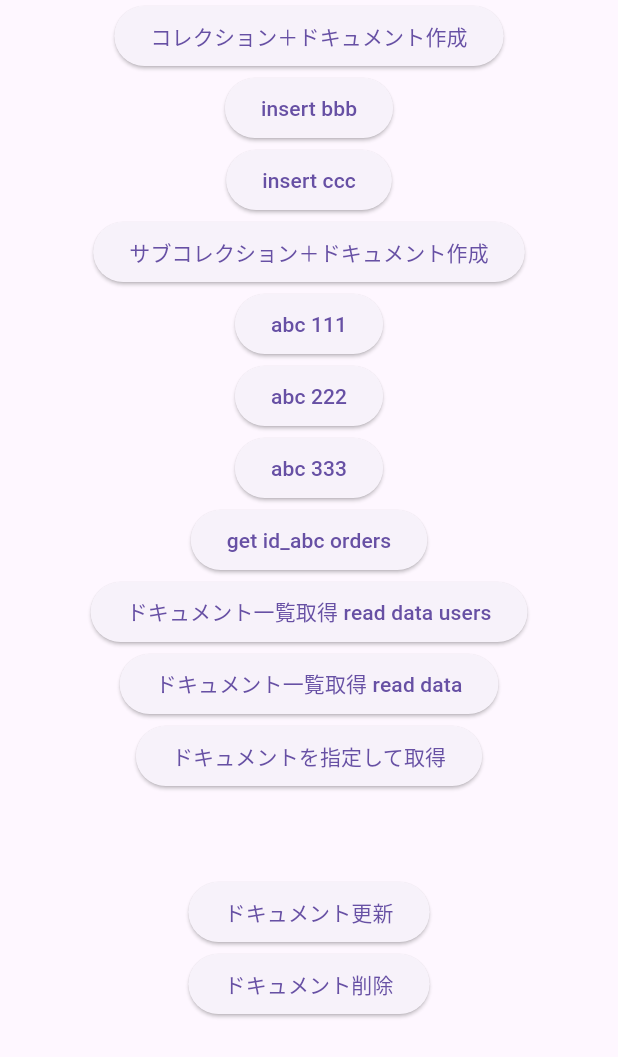
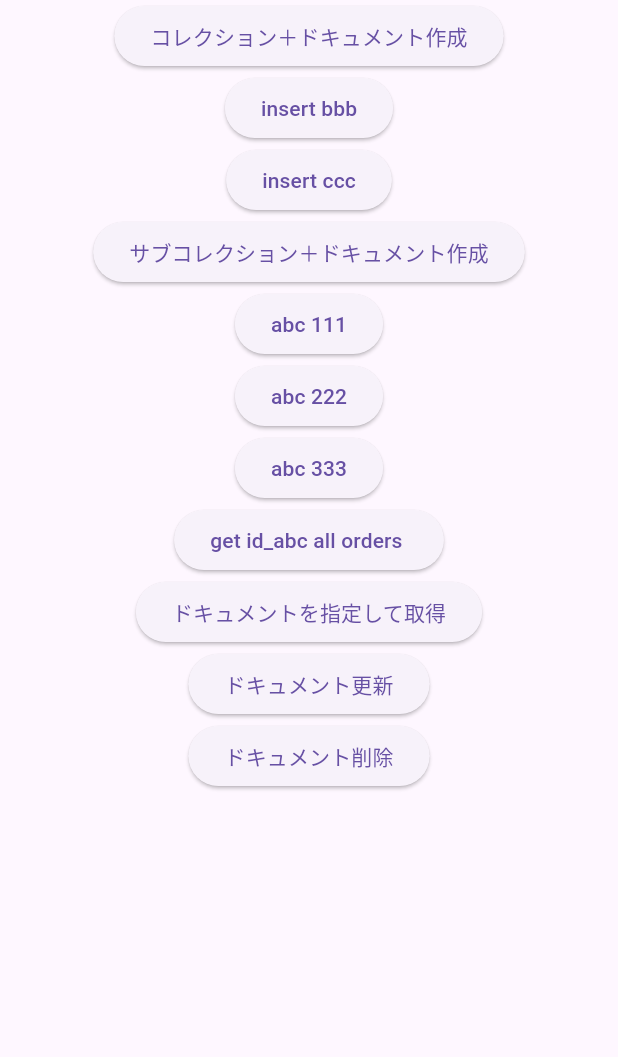
Before and after one commit to chenzhizsqq/flutter3_helloWorld, a Flutter app: the FirebaseCloudFirestoreSample screen opened directly, on a phone screen of 412 x 824 dp. Shown: the top 1057 px of the screen. Run offline on Flutter 3.47's test engine with Material 3 defaults, Android fonts, the phone set to English and light mode, and no system bars; our stand-ins replace cloud_firestore, firebase_auth, firebase_core; accounts and stored records are empty.

Commit message:
FirebaseCloudFirestoreSample 整理一下

```diff
--- a/lib/main.dart
+++ b/lib/main.dart
@@ -87,13 +87,13 @@ class MyApp extends StatelessWidget {
       //home: FirebaseSample(),
 
       //FirebaseCloudFirestore Sample
-      //home: FirebaseCloudFirestoreSample(),
+      home: FirebaseCloudFirestoreSample(),
 
       //FirebaseFirestore use Stream Sample - 能够实时更新数据
-      home: Scaffold(
+      /*home: Scaffold(
         appBar: AppBar(),
         body: FirebaseFirestoreStream(),
-      ),
+      ),*/
     );
   }
 }
--- a/lib/sample/FirebaseCloudFirestoreSample.dart
+++ b/lib/sample/FirebaseCloudFirestoreSample.dart
@@ -14,9 +14,6 @@ class _FirebaseCloudFirestoreSampleState
 
   // 指定したドキュメントの情報
   String orderDocumentInfo = '';
-
-  final Stream<QuerySnapshot> _usersStream =
-      FirebaseFirestore.instance.collection('users').snapshots();
 
   @override
   Widget build(BuildContext context) {
@@ -105,28 +102,6 @@ class _FirebaseCloudFirestoreSampleState
                     .set({'price': 333, 'date': '9/13'}); // データ
               },
             ),
-            ElevatedButton(
-              child: Text('get id_abc orders'),
-              onPressed: () async {
-                // コレクション内のドキュメント一覧を取得
-                var db = FirebaseFirestore.instance;
-
-                await db
-                    .collection("users")
-                    .doc('id_abc')
-                    .collection('orders')
-                    .get()
-                    .then((event) {
-                  for (var doc in event.docs) {
-                    print("${doc.id} => ${doc.data()}");
-                  }
-                });
-                // 取得したドキュメント一覧をUIに反映
-                // setState(() {
-                //   documentList = snapshot.documents;
-                // });
-              },
-            ),
 
             //3333
             /*
@@ -153,50 +128,45 @@ class _FirebaseCloudFirestoreSampleState
             ),
             */
 
-            //3333 read data users
             ElevatedButton(
-              child: Text('ドキュメント一覧取得 read data users'),
+              child: Text('get id_abc all orders '),
               onPressed: () async {
                 // コレクション内のドキュメント一覧を取得
                 var db = FirebaseFirestore.instance;
 
-                await db.collection("users").get().then((event) {
-                  for (var doc in event.docs) {
-                    print("${doc.id} => ${doc.data()}");
-                  }
-                });
-                // 取得したドキュメント一覧をUIに反映
-                // setState(() {
-                //   documentList = snapshot.documents;
+                // await db
+                //     .collection("users")
+                //     .doc('id_abc')
+                //     .collection('orders')
+                //     .get()
+                //     .then((event) {
+                //   for (var doc in event.docs) {
+                //     print("${doc.id} => ${doc.data()}");
+                //   }
                 // });
+
+                await db
+                    .collection("users")
+                    .doc('id_abc')
+                    .collection('orders')
+                    .get()
+                    .then(
+                  (querySnapshot) {
+                    print("Successfully completed");
+                    var temp = "";
+                    for (var docSnapshot in querySnapshot.docs) {
+                      print('${docSnapshot.id} => ${docSnapshot.data()}');
+                      temp = temp + '${docSnapshot.data()}';
+                    }
+                    setState(() {
+                      orderDocumentInfo = temp;
+                    });
+                    print('orderDocumentInfo:$orderDocumentInfo');
+                  },
+                  onError: (e) => print("Error completing: $e"),
+                );
               },
             ),
-
-            ElevatedButton(
-              child: Text('ドキュメント一覧取得 read data'),
-              onPressed: () async {
-                // コレクション内のドキュメント一覧を取得
-                var db = FirebaseFirestore.instance;
-
-                print("$db");
-                // 取得したドキュメント一覧をUIに反映
-                // setState(() {
-                //   documentList = snapshot.documents;
-                // });
-              },
-            ),
-
-            /*
-            // コレクション内のドキュメント一覧を表示
-            Column(
-              children: documentList.map((document) {
-                return ListTile(
-                  title: Text('${document['name']}さん'),
-                  subtitle: Text('${document['age']}歳'),
-                );
-              }).toList(),
-            ),
-            */
 
             //4444
             ElevatedButton(
@@ -216,8 +186,6 @@ class _FirebaseCloudFirestoreSampleState
                 });
               },
             ),
-            // ドキュメントの情報を表示
-            ListTile(title: Text(orderDocumentInfo)),
 
             //5555
             ElevatedButton(
@@ -244,6 +212,9 @@ class _FirebaseCloudFirestoreSampleState
                     .delete();
               },
             ),
+
+            // ドキュメントの情報を表示
+            ListTile(title: Text(orderDocumentInfo)),
           ],
         ),
       ),
```
